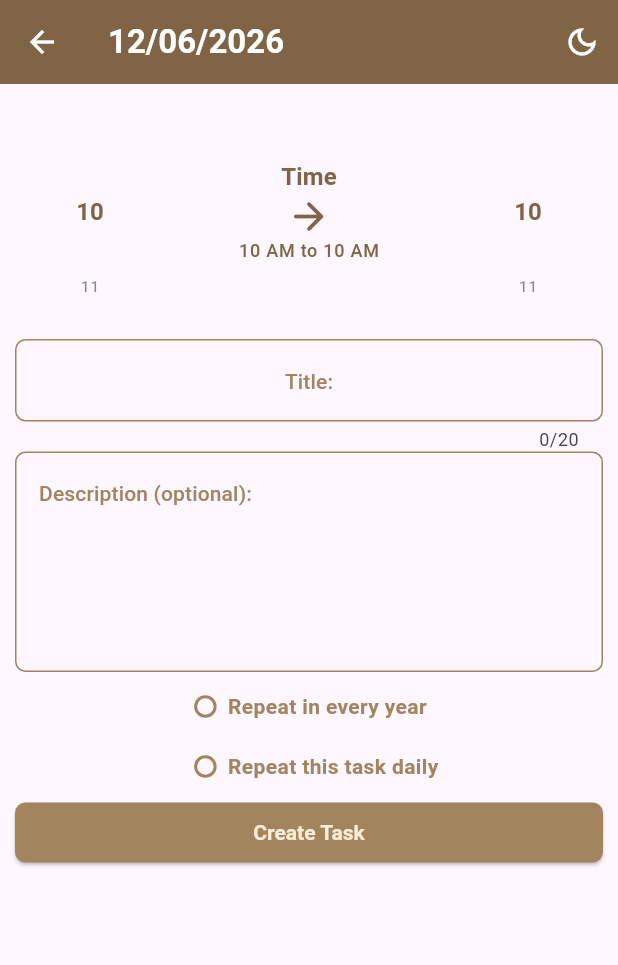
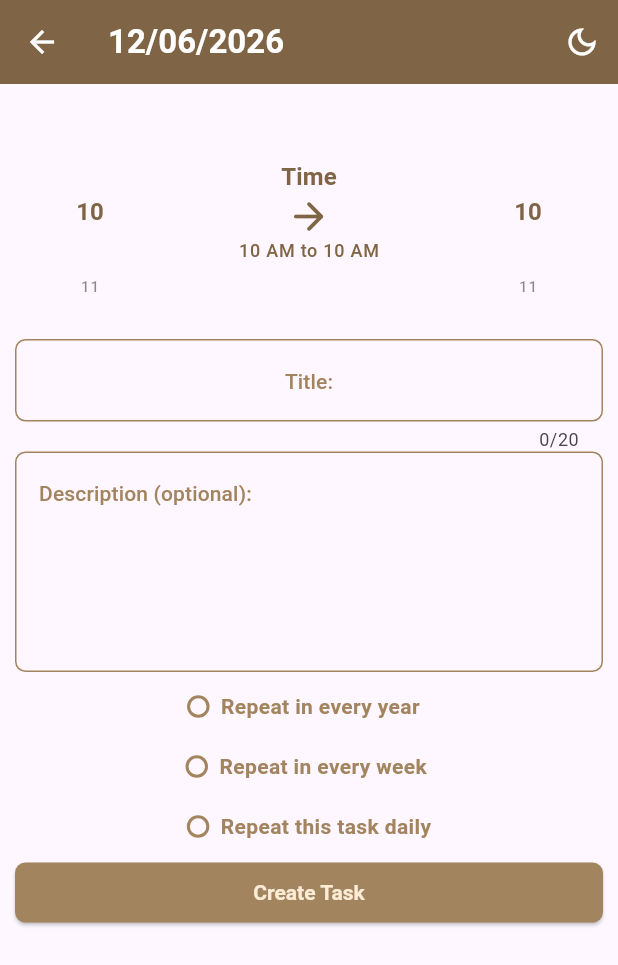
Before and after one commit to m-mhe/scheduler, a Flutter app: the screen it shows after launch, item 3 of the bottom bar chosen, after a tap on the "add" icon, on a phone screen of 412 x 824 dp. Shown: the top 965 px of the screen. Run offline on Flutter 3.47's test engine with Material 3 defaults, Android fonts, the phone set to English and light mode, and no system bars; drawn by our look-alikes of numberpicker; our stand-ins replace audioplayers, fl_chart, get, shared_preferences, sleek_circular_slider, sqflite and 1 more; accounts and stored records are empty.

Commit message:
weekly repeat added

```diff
--- a/lib/local_database.dart
+++ b/lib/local_database.dart
@@ -10,7 +10,6 @@ class LocalDatabase {
       join(await getDatabasesPath(), 'scheduler.db'),
     );
     await connectToDataBase.insert('active_task', dataEntity.toMap());
-    await connectToDataBase.close();
   }
 
   static Future<void> editActiveTask(TaskDataModel dataEntity) async {
--- a/lib/ui/screens/create_task_screen.dart
+++ b/lib/ui/screens/create_task_screen.dart
@@ -42,7 +42,8 @@ class _CreateTaskScreenState extends State<CreateTaskScreen> {
           IconButton(
               onPressed: () {
                 final bool isDarkMode = Get.isDarkMode;
-                Get.changeThemeMode(isDarkMode ? ThemeMode.light : ThemeMode.dark);
+                Get.changeThemeMode(
+                    isDarkMode ? ThemeMode.light : ThemeMode.dark);
                 LocalCache.saveTheme(isDark: !isDarkMode);
               },
               icon: Get.isDarkMode
@@ -65,6 +66,7 @@ class _CreateTaskScreenState extends State<CreateTaskScreen> {
                 height: 3,
               ),
               _yearRepeatButton(),
+              _weekRepeatButton(),
               _dailyRepeatButton(),
               _createTaskButton()
             ],
@@ -144,22 +146,41 @@ class _CreateTaskScreenState extends State<CreateTaskScreen> {
           await LocalDatabase.saveActiveTask(dataEntity);
         }
         Get.offAll(() => CommonBottomNavBar());
-      }else if (_isDailyRepeatOn) {
+      } else if (_isDailyRepeatOn) {
         ScaffoldMessenger.of(context).showSnackBar(
           bottomPopupMessage(
               text: 'Task is successfully created!', color: Colors.green),
         );
-        for (int i = 0; i < 365; i++) {
+        for (int i = 0; i < 120; i++) {
+          final DateTime newDate = _taskTime.add(Duration(days: i));
           TaskDataModel dataEntity = TaskDataModel(
               title: _titleTEC.text,
               subTitle: '[$_fromTime12 - $_toTime12] ${_subTitleTEC.text}',
               fromTime: _fromTime,
               toTime: _toTime,
-              month: _taskTime.month,
-              year: (_taskTime.year),
+              month: newDate.month,
+              year: (newDate.year),
               taskState: 'Due',
-              date: (_taskTime.day + i)
+              date: (newDate.day));
+          await LocalDatabase.saveActiveTask(dataEntity);
+        }
+        Get.offAll(() => CommonBottomNavBar());
+      } else if (_isWeeklyRepeatOn) {
+        ScaffoldMessenger.of(context).showSnackBar(
+          bottomPopupMessage(
+              text: 'Task is successfully created!', color: Colors.green),
         );
+        for (int i = 0; i < 120; i++) {
+          final DateTime newDate = _taskTime.add(Duration(days: (i * 7)));
+          TaskDataModel dataEntity = TaskDataModel(
+              title: _titleTEC.text,
+              subTitle: '[$_fromTime12 - $_toTime12] ${_subTitleTEC.text}',
+              fromTime: _fromTime,
+              toTime: _toTime,
+              month: newDate.month,
+              year: (newDate.year),
+              taskState: 'Due',
+              date: (newDate.day));
           await LocalDatabase.saveActiveTask(dataEntity);
         }
         Get.offAll(() => CommonBottomNavBar());
@@ -193,7 +214,8 @@ class _CreateTaskScreenState extends State<CreateTaskScreen> {
     return ElevatedButton(
       onPressed: _onCompleted,
       style: ElevatedButton.styleFrom(
-        fixedSize: const Size.fromWidth(double.maxFinite),//Size(double width, double height)
+        fixedSize: const Size.fromWidth(
+            double.maxFinite), //Size(double width, double height)
       ),
       child: const Text('Create Task'),
     );
@@ -306,11 +328,9 @@ class _CreateTaskScreenState extends State<CreateTaskScreen> {
         padding: const EdgeInsets.symmetric(vertical: 10),
         child: Row(
           crossAxisAlignment: CrossAxisAlignment.center,
-          mainAxisAlignment: MainAxisAlignment.start,
+          mainAxisAlignment: MainAxisAlignment.center,
           children: [
-            Padding(
-              padding: EdgeInsets.only(left: MediaQuery.sizeOf(context).width/3.45),
-              child: Container(
+            Container(
               height: 15,
               width: 15,
               decoration: BoxDecoration(
@@ -328,12 +348,11 @@ class _CreateTaskScreenState extends State<CreateTaskScreen> {
                           : ThemeColors.accentColor,
                       width: 2)),
             ),
-            ),
             const SizedBox(
               width: 7.5,
             ),
             Text(
-              'Repeat in every year',
+              'Repeat in every year  ',
               style: TextStyle(
                   fontWeight: FontWeight.w600,
                   color: Get.isDarkMode
@@ -345,6 +364,7 @@ class _CreateTaskScreenState extends State<CreateTaskScreen> {
       ),
     );
   }
+
   InkWell _weekRepeatButton() {
     return InkWell(
       onTap: () {
@@ -360,12 +380,10 @@ class _CreateTaskScreenState extends State<CreateTaskScreen> {
       child: Padding(
         padding: const EdgeInsets.symmetric(vertical: 10),
         child: Row(
-          mainAxisAlignment: MainAxisAlignment.start,
+          mainAxisAlignment: MainAxisAlignment.center,
           crossAxisAlignment: CrossAxisAlignment.center,
           children: [
-            Padding(
-              padding: EdgeInsets.only(left: MediaQuery.sizeOf(context).width/3.45),
-              child: Container(
+            Container(
               height: 15,
               width: 15,
               decoration: BoxDecoration(
@@ -383,12 +401,11 @@ class _CreateTaskScreenState extends State<CreateTaskScreen> {
                           : ThemeColors.accentColor,
                       width: 2)),
             ),
-            ),
             const SizedBox(
               width: 7.5,
             ),
             Text(
-              'Repeat in every week',
+              'Repeat in every week ',
               style: TextStyle(
                   fontWeight: FontWeight.w600,
                   color: Get.isDarkMode
@@ -400,6 +417,7 @@ class _CreateTaskScreenState extends State<CreateTaskScreen> {
       ),
     );
   }
+
   InkWell _dailyRepeatButton() {
     return InkWell(
       onTap: () {
@@ -415,12 +433,10 @@ class _CreateTaskScreenState extends State<CreateTaskScreen> {
       child: Padding(
         padding: const EdgeInsets.symmetric(vertical: 10),
         child: Row(
-          mainAxisAlignment: MainAxisAlignment.start,
+          mainAxisAlignment: MainAxisAlignment.center,
           crossAxisAlignment: CrossAxisAlignment.center,
           children: [
-            Padding(
-              padding: EdgeInsets.only(left: MediaQuery.sizeOf(context).width/3.45),
-              child: Container(
+            Container(
               height: 15,
               width: 15,
               decoration: BoxDecoration(
@@ -438,7 +454,6 @@ class _CreateTaskScreenState extends State<CreateTaskScreen> {
                           : ThemeColors.accentColor,
                       width: 2)),
             ),
-            ),
             const SizedBox(
               width: 7.5,
             ),
@@ -455,5 +470,4 @@ class _CreateTaskScreenState extends State<CreateTaskScreen> {
       ),
     );
   }
-
 }
--- a/lib/ui/screens/home_screen.dart
+++ b/lib/ui/screens/home_screen.dart
@@ -339,7 +339,7 @@ class _HomeScreenState extends State<HomeScreen> {
 
   Padding _currentTaskWidget(BuildContext context) {
     return Padding(
-      padding: const EdgeInsets.only(top: 0, bottom: 10),
+      padding: const EdgeInsets.only(top: 0, bottom: 5),
       child: Container(
         width: double.maxFinite,
         height: MediaQuery.sizeOf(context).height / 6,
@@ -389,7 +389,7 @@ class _HomeScreenState extends State<HomeScreen> {
       mainAxisAlignment: MainAxisAlignment.spaceBetween,
       children: [
         Padding(
-          padding: const EdgeInsets.symmetric(vertical: 10),
+          padding: const EdgeInsets.symmetric(vertical: 5),
           child: Container(
             decoration: BoxDecoration(
               borderRadius: BorderRadius.circular(7),
@@ -403,8 +403,8 @@ class _HomeScreenState extends State<HomeScreen> {
                     blurRadius: 7),
               ],
             ),
-            height: 240,
-            width: MediaQuery.sizeOf(context).width / 1.7,
+            height: 250,
+            width: MediaQuery.sizeOf(context).width / 1.6,
             child: Center(
               child: Visibility(
                 visible: _oldTaskList.isNotEmpty,
@@ -417,7 +417,7 @@ class _HomeScreenState extends State<HomeScreen> {
                       fontWeight: FontWeight.w600),
                 ),
                 child: Padding(
-                  padding: const EdgeInsets.all(10),
+                  padding: const EdgeInsets.all(5),
                   child: PieChart(
                     duration: const Duration(seconds: 2),
                     PieChartData(
@@ -479,13 +479,13 @@ class _HomeScreenState extends State<HomeScreen> {
           ),
         ),
         const SizedBox(
-          width: 10,
+          width: 5,
         ),
         Column(
           mainAxisAlignment: MainAxisAlignment.start,
           children: [
             Padding(
-              padding: const EdgeInsets.only(top: 10),
+              padding: const EdgeInsets.only(top: 5),
               child: Container(
                 decoration: BoxDecoration(
                   borderRadius: BorderRadius.circular(7),
@@ -499,11 +499,11 @@ class _HomeScreenState extends State<HomeScreen> {
                         blurRadius: 7),
                   ],
                 ),
-                height: 165,
+                height: 170,
                 width: MediaQuery.sizeOf(context).width -
-                    ((MediaQuery.sizeOf(context).width / 1.7) + 30),
+                    ((MediaQuery.sizeOf(context).width / 1.6) + 25),
                 child: Padding(
-                  padding: const EdgeInsets.only(left: 10),
+                  padding: const EdgeInsets.only(left: 5),
                   child: Column(
                     mainAxisAlignment: MainAxisAlignment.center,
                     crossAxisAlignment: CrossAxisAlignment.start,
@@ -566,7 +566,7 @@ class _HomeScreenState extends State<HomeScreen> {
               ),
             ),
             Padding(
-              padding: const EdgeInsets.symmetric(vertical: 10),
+              padding: const EdgeInsets.symmetric(vertical: 5),
               child: InkWell(
                 onTap: _focusSessionTimeSelection,
                 child: Container(
@@ -584,9 +584,9 @@ class _HomeScreenState extends State<HomeScreen> {
                       ),
                     ],
                   ),
-                  height: 65,
+                  height: 75,
                   width: MediaQuery.sizeOf(context).width -
-                      ((MediaQuery.sizeOf(context).width / 1.7) + 30),
+                      ((MediaQuery.sizeOf(context).width / 1.6) + 25),
                   child: Stack(
                     alignment: AlignmentDirectional.center,
                     children: [
```
Lines whose indentation alone changed are shown as unchanged.
